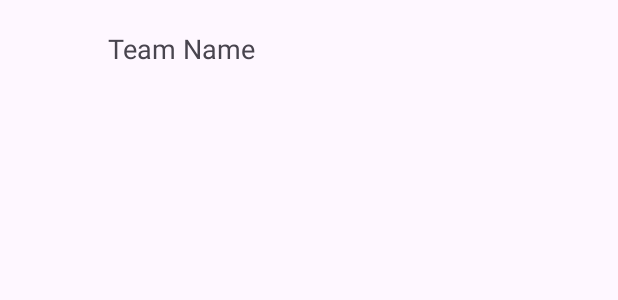
After one commit to GalihPPratama/PAS_genap_absen14_absen8, an Android app: the layout item_team.xml on its own in the app's theme, with its tools: preview values and no code run, on a phone screen of 412 x 824 dp. The commit adds this screen. Shown: the top 300 px of the screen. Run offline under Robolectric (Android 15) with nearby library versions, the phone set to English and light mode, and no system bars.

Commit message:
feat [Caesaraya] fragment1

```diff
--- a/app/src/main/AndroidManifest.xml
+++ b/app/src/main/AndroidManifest.xml
@@ -3,6 +3,7 @@
     xmlns:tools="http://schemas.android.com/tools">
 
     <uses-permission android:name="android.permission.INTERNET"/>
+
 
     <application
         android:allowBackup="true"
--- a/app/src/main/java/Fragments/FragmentJadwal.java
+++ /dev/null
@@ -1,4 +0,0 @@
-package Fragments;
-
-public class FragmentJadwal {
-}
--- a/app/src/main/java/Fragments/FragmentLaLiga.java
+++ /dev/null
@@ -1,4 +0,0 @@
-package Fragments;
-
-public class FragmentLaLiga {
-}
--- a/app/src/main/java/Fragments/FragmentProfile.java
+++ /dev/null
@@ -1,4 +0,0 @@
-package Fragments;
-
-public class FragmentProfile {
-}
--- /dev/null
+++ b/app/src/main/java/com/example/pas_genap_absen14_absen8/Fragments/FragmentJadwal.java
@@ -0,0 +1,4 @@
+package com.example.pas_genap_absen14_absen8.Fragments;
+
+public class FragmentJadwal {
+}
--- /dev/null
+++ b/app/src/main/java/com/example/pas_genap_absen14_absen8/Fragments/FragmentProfile.java
@@ -0,0 +1,4 @@
+package com.example.pas_genap_absen14_absen8.Fragments;
+
+public class FragmentProfile {
+}
--- a/app/src/main/res/layout/fragment_laliga.xml
+++ b/app/src/main/res/layout/fragment_laliga.xml
@@ -3,4 +3,8 @@
              android:layout_width="match_parent"
              android:layout_height="match_parent">
 
+    <androidx.recyclerview.widget.RecyclerView
+        android:id="@+id/recyclerviewTeam"
+        android:layout_width="match_parent"
+        android:layout_height="match_parent"/>
 </androidx.constraintlayout.widget.ConstraintLayout>
--- /dev/null
+++ b/app/src/main/res/layout/item_team.xml
@@ -0,0 +1,27 @@
+<?xml version="1.0" encoding="utf-8"?>
+<androidx.constraintlayout.widget.ConstraintLayout xmlns:android="http://schemas.android.com/apk/res/android"
+    xmlns:app="http://schemas.android.com/apk/res-auto"
+    xmlns:tools="http://schemas.android.com/tools"
+    android:layout_width="match_parent"
+    android:layout_height="match_parent">
+
+    <ImageView
+        android:id="@+id/imgTeamBadge"
+        android:layout_width="64dp"
+        android:layout_height="64dp"
+        android:contentDescription="Team Badge"
+        app:layout_constraintStart_toStartOf="parent"
+        app:layout_constraintTop_toTopOf="parent" />
+
+    <TextView
+        android:id="@+id/tvTeamName"
+        android:layout_width="0dp"
+        android:layout_height="wrap_content"
+        android:paddingStart="8dp"
+        android:text="Team Name"
+        android:textSize="18sp"
+        app:layout_constraintBottom_toBottomOf="@+id/imgTeamBadge"
+        app:layout_constraintEnd_toEndOf="parent"
+        app:layout_constraintStart_toEndOf="@+id/imgTeamBadge"
+        app:layout_constraintTop_toTopOf="@+id/imgTeamBadge" />
+</androidx.constraintlayout.widget.ConstraintLayout>
```
Also changed, not shown: app/src/main/java/com/example/pas_genap_absen14_absen8/Fragments/FragmentLaLiga.java (added, +61 -0 lines), app/src/main/java/com/example/pas_genap_absen14_absen8/MainActivity.java (+2 -5 lines), app/src/main/java/com/example/pas_genap_absen14_absen8/adapter/teamAdapter.java (added, +57 -0 lines), app/src/main/java/com/example/pas_genap_absen14_absen8/api/ApiService.java (added, +11 -0 lines), app/src/main/java/com/example/pas_genap_absen14_absen8/api/RetrofitClient.java (added, +18 -0 lines), app/src/main/java/com/example/pas_genap_absen14_absen8/model/Team.java (added, +26 -0 lines), app/src/main/java/com/example/pas_genap_absen14_absen8/model/TeamResponse.java (added, +15 -0 lines), app/src/main/res/layout/fragment_jadwal.xml (+9 -4 lines).
